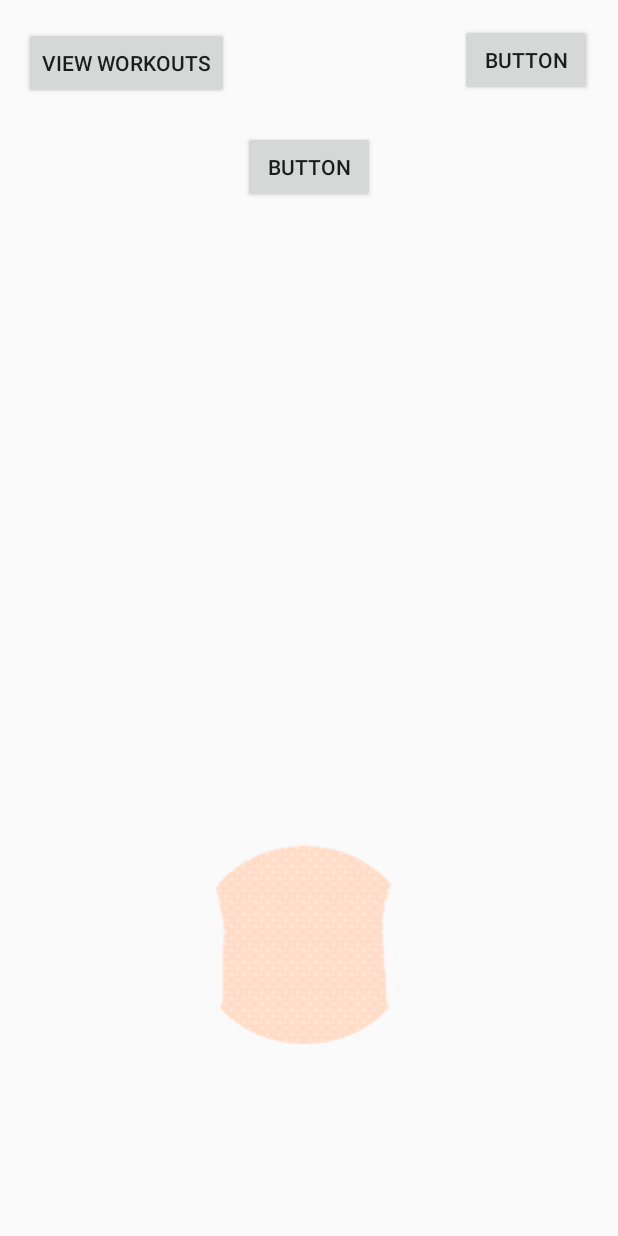
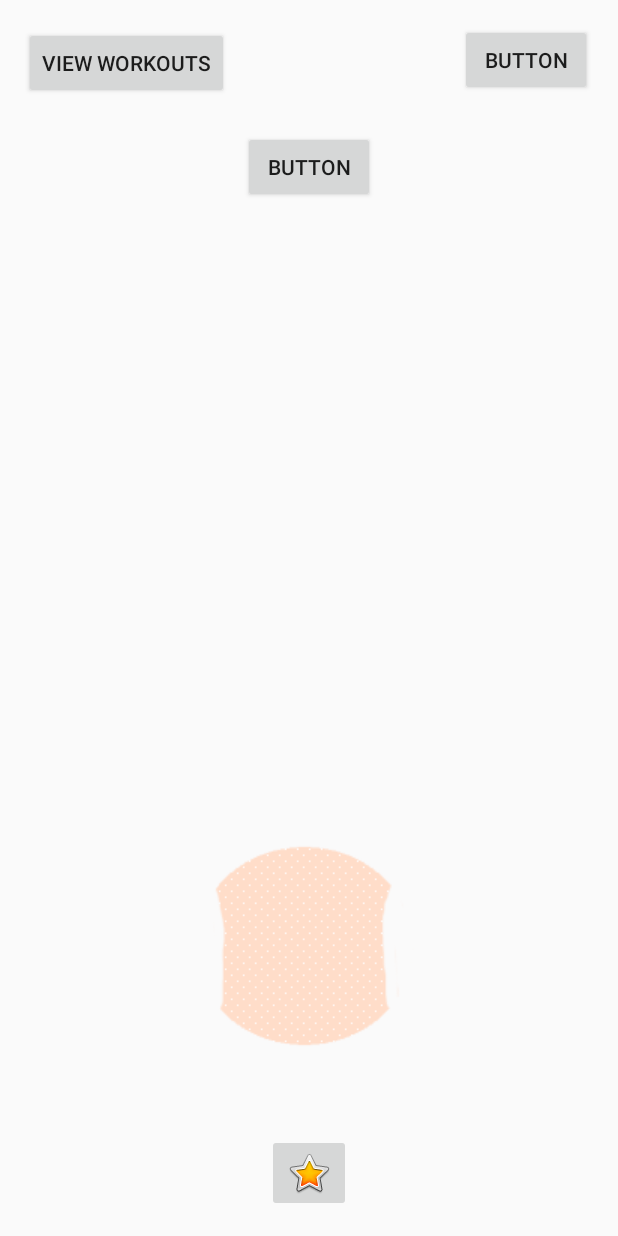
Before and after one commit to IvayloAsenov/GymBuddy, an Android app: the screen it shows after launch (Home), on a phone screen of 412 x 824 dp. Run offline under Robolectric (Android 15) with nearby library versions, the phone set to English and light mode, and no system bars.

Commit message:
-Added image button to start workout in home screen and a timer appears that only counts up to 10 for now.

```diff
--- a/app/src/main/java/com/example/ivo/gymbuddy/Home.java
+++ b/app/src/main/java/com/example/ivo/gymbuddy/Home.java
@@ -8,7 +8,14 @@ import android.support.v7.app.AppCompatActivity;
 import android.support.v7.widget.Toolbar;
 import android.view.View;
 import android.widget.Button;
+import android.widget.ImageButton;
 import android.widget.ImageView;
+import android.widget.TextView;
+
+import org.w3c.dom.Text;
+
+import java.util.Timer;
+import java.util.TimerTask;
 
 public class Home extends AppCompatActivity implements BodyTypes{
 
@@ -19,6 +26,13 @@ public class Home extends AppCompatActivity implements BodyTypes{
     Button b_viewWorkouts;
 
     ImageView body_type;
+    TextView tv_timer;
+
+    ImageButton ib_startWorkout;
+
+    int i = 0;
+
+    boolean b_workout = false;
 
     @Override
     protected void onCreate(Bundle savedInstanceState) {
@@ -29,7 +43,9 @@ public class Home extends AppCompatActivity implements BodyTypes{
         b_add_workout = (Button) findViewById(R.id.LogAWorkout);
         b_viewWorkouts = (Button) findViewById(R.id.b_viewWorkouts);
 
+        tv_timer = (TextView) findViewById(R.id.tv_timer);
         body_type = (ImageView) findViewById(R.id.body_type);
+        ib_startWorkout = (ImageButton) findViewById(R.id.ib_startWorkout);
 
         but.setOnClickListener(new View.OnClickListener() {
             @Override
@@ -58,6 +74,38 @@ public class Home extends AppCompatActivity implements BodyTypes{
                 startActivity(intent);
             }
         });
+
+        /*
+        Timer that runs the method every second and increments the timer
+        on click of StartWorkout
+         */
+
+        ib_startWorkout.setOnClickListener(new View.OnClickListener() {
+            @Override
+            public void onClick(View v) {
+                final Timer timer = new Timer();
+
+                b_workout = true;
+
+                tv_timer.setVisibility(View.VISIBLE);
+
+                timer.scheduleAtFixedRate(new TimerTask() {
+                    @Override
+                    public void run() {
+                        Home.this.runOnUiThread(new Runnable() {
+                            public void run() {
+                                tv_timer.setText(Integer.toString(i));
+                                i++;
+
+                                if(i == 10)
+                                    timer.cancel();
+                            }
+                        });
+                    }
+                }, 1000, 1000);
+
+            }
+        });
     }
 
 }
--- a/app/src/main/res/layout/activity_home.xml
+++ b/app/src/main/res/layout/activity_home.xml
@@ -16,7 +16,7 @@
         app:layout_constraintBottom_toBottomOf="parent"
         app:layout_constraintRight_toRightOf="parent"
         tools:layout_constraintLeft_creator="1"
-        android:layout_marginBottom="102dp"
+        android:layout_marginBottom="101dp"
         app:layout_constraintLeft_toLeftOf="parent" />
 
     <Button
@@ -58,4 +58,31 @@
         app:layout_constraintTop_toTopOf="parent"
         android:layout_marginLeft="16dp" />
 
+    <ImageButton
+        android:id="@+id/ib_startWorkout"
+        android:layout_width="wrap_content"
+        android:layout_height="wrap_content"
+        app:srcCompat="@android:drawable/btn_star_big_on"
+        tools:layout_constraintRight_creator="1"
+        tools:layout_constraintBottom_creator="1"
+        app:layout_constraintBottom_toBottomOf="parent"
+        app:layout_constraintRight_toRightOf="parent"
+        tools:layout_constraintLeft_creator="1"
+        android:layout_marginBottom="16dp"
+        app:layout_constraintLeft_toLeftOf="parent" />
+
+    <TextView
+        android:id="@+id/tv_timer"
+        android:layout_width="wrap_content"
+        android:layout_height="wrap_content"
+        android:text="00:00"
+        android:visibility="invisible"
+        tools:layout_constraintTop_creator="1"
+        android:layout_marginStart="13dp"
+        android:layout_marginTop="289dp"
+        app:layout_constraintTop_toBottomOf="@+id/button"
+        tools:layout_constraintLeft_creator="1"
+        app:layout_constraintLeft_toLeftOf="@+id/button"
+        android:layout_marginLeft="-210dp" />
+
 </android.support.constraint.ConstraintLayout>
```
